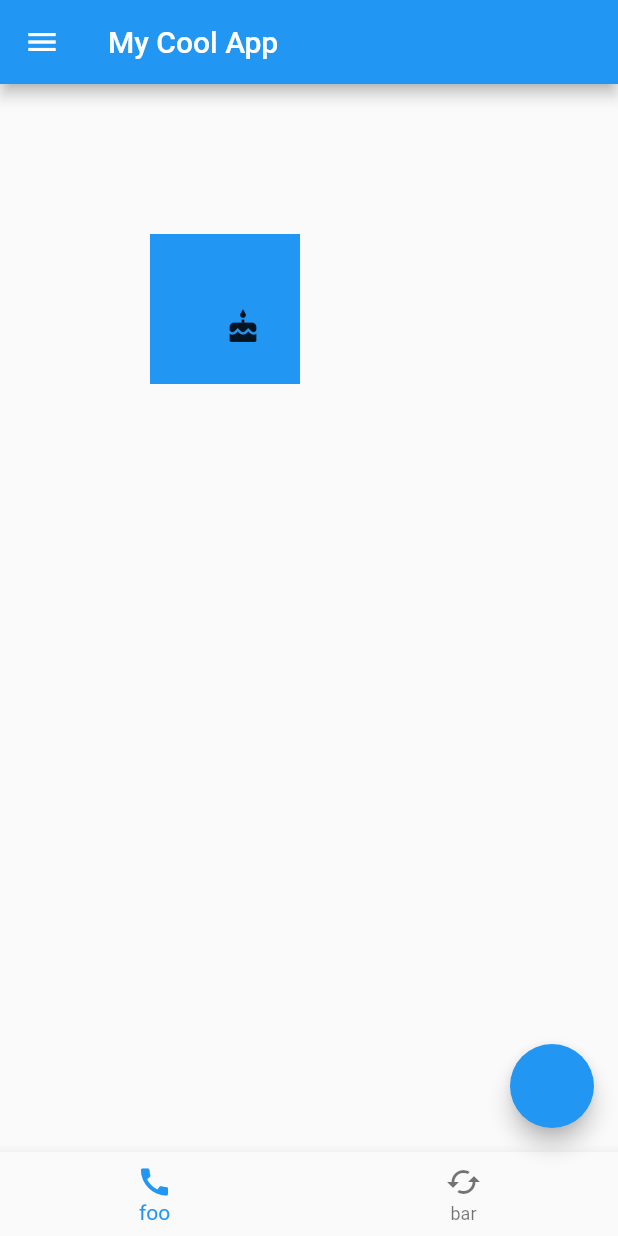
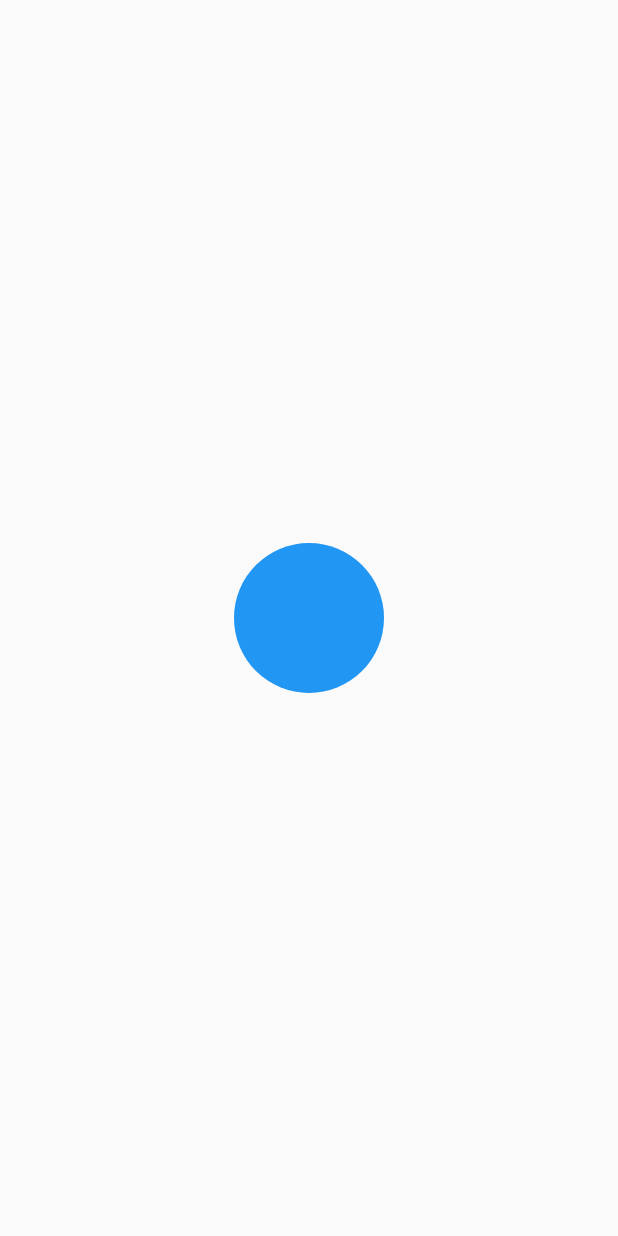
Before and after one commit to fidoogle/test-flutter-web, a Flutter app: the screen it shows after launch, on a phone screen of 412 x 824 dp. Run offline on Flutter 3.47's test engine with Material 2 defaults, Android fonts, the light colour scheme and no system bars.

Commit message:
L10: BoxDecoration, BoxShape.circle

```diff
--- a/lib/main.dart
+++ b/lib/main.dart
@@ -8,24 +8,25 @@ class MyApp extends StatelessWidget {
   @override
   Widget build(BuildContext context) {
     return MaterialApp(
-      theme: ThemeData(brightness: Brightness.light),
       home: Scaffold(
-        appBar: AppBar(title: Text('My Cool App'),),
-        body: Container(
-          margin: EdgeInsets.all(100),
-          color: Colors.blue,
-          width: 100,
-          height: 100,
-          alignment: Alignment.centerLeft,
-          padding: EdgeInsets.all(50),
-          child: Icon(Icons.cake),
-          ),
-        floatingActionButton: FloatingActionButton(onPressed: () {}),
-        drawer: Drawer(),
-        bottomNavigationBar: BottomNavigationBar(items: [
-          BottomNavigationBarItem(title: Text('foo'), icon: Icon(Icons.call)),
-          BottomNavigationBarItem(title: Text('bar'), icon: Icon(Icons.cached))
-        ]),
+        body: Center(
+          child: Container(
+            alignment: Alignment.center,
+            decoration: BoxDecoration(
+              color: Colors.blue,
+              shape: BoxShape.circle,
+              // border: Border.all(width: 5),
+              // boxShadow: [
+              //   BoxShadow(offset: Offset(40, 40), color: Colors.pink),
+              //   BoxShadow(offset: Offset(20, 20), color: Colors.yellow),
+              // ],
+              // gradient: RadialGradient(colors: [Colors.yellow, Colors.pink])
+            ),
+
+            width: 100,
+            height: 100,
+          )
+        ),
       ),
     );
   }
```
